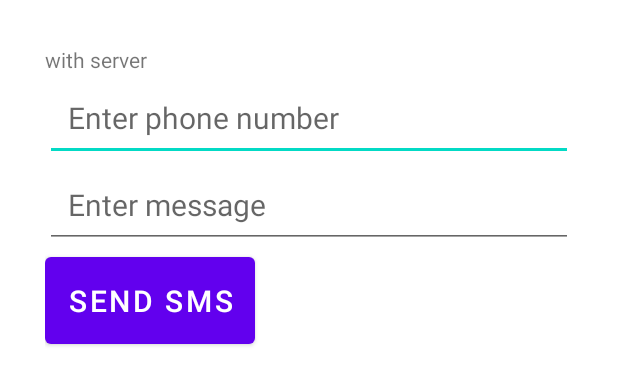
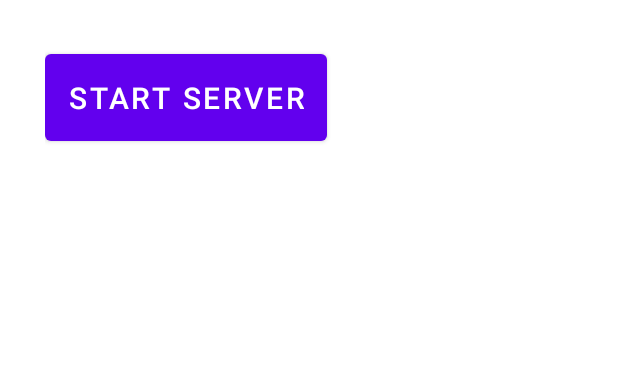
Before and after one commit to erisahoxha10/dualsimmsg, an Android app: the layout activity_main.xml on its own in the app's theme, with its tools: preview values and no code run, on a phone screen of 412 x 824 dp. Shown: the top 385 px of the screen. Run offline under Robolectric (Android 15) with nearby library versions, the phone set to English and light mode, and no system bars.

Commit message:
layout change to start server by button

```diff
--- a/app/src/main/res/layout/activity_main.xml
+++ b/app/src/main/res/layout/activity_main.xml
@@ -28,36 +28,14 @@
         app:layout_constraintRight_toRightOf="parent"
         app:layout_constraintTop_toTopOf="parent">
 
-        <TextView
-            android:layout_width="match_parent"
-            android:layout_height="wrap_content"
-            android:text="with server"/>
-
-        <EditText
-            android:id="@+id/phoneNumber"
-            android:layout_width="match_parent"
-            android:layout_height="wrap_content"
-            android:hint="Enter phone number"
-            android:textSize="20dp"
-            android:padding="15dp"
-            android:inputType="phone" />
-
-        <EditText
-            android:id="@+id/message"
-            android:layout_width="match_parent"
-            android:layout_height="wrap_content"
-            android:hint="Enter message"
-            android:textSize="20dp"
-            android:padding="15dp"
-            android:inputType="textMultiLine" />
 
         <Button
-            android:id="@+id/sendButton"
+            android:id="@+id/startServer"
             android:layout_width="wrap_content"
             android:layout_height="wrap_content"
             android:textSize="20dp"
             android:padding="15dp"
-            android:text="Send SMS" />
+            android:text="Start server" />
 
         <TextView
             android:id="@+id/statusTextView"
```
Also changed, not shown: app/src/main/java/com/example/dual_sim_msg/MainActivity.kt (+8 -12 lines).
